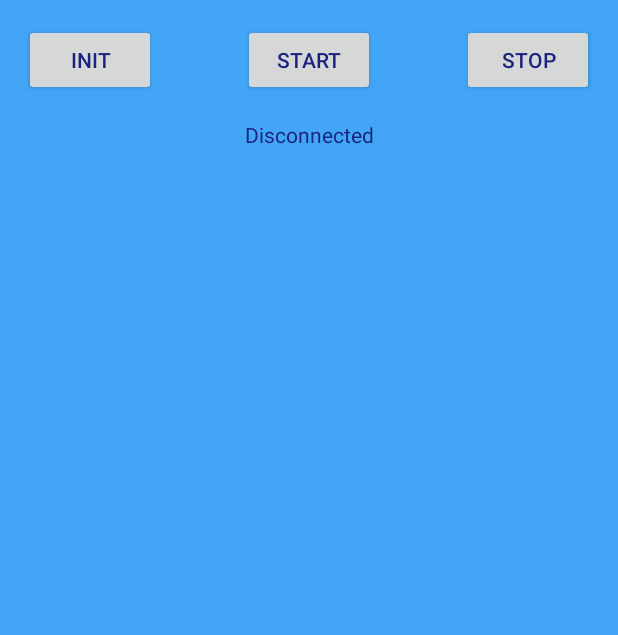
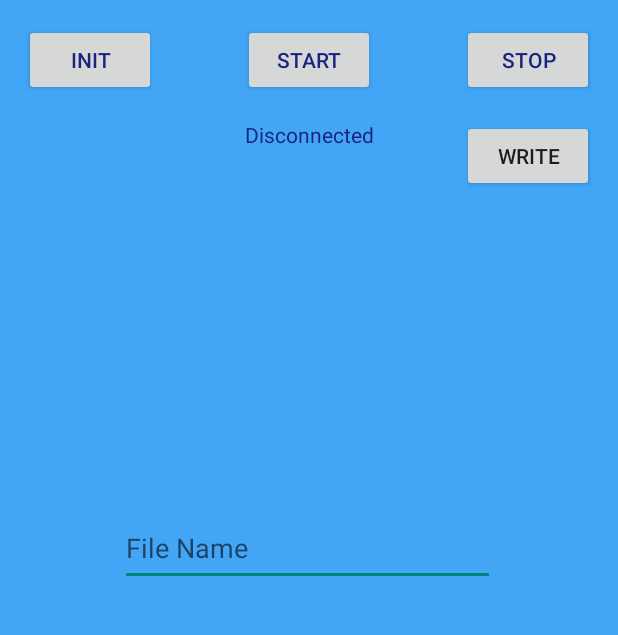
Before and after one commit to ibfleming/FSVT-Android-App, an Android app built with Jetpack Compose: the screen it shows after launch (Main), on a phone screen of 412 x 824 dp, the part 116-751 px from its top. Run offline under Robolectric (Android 15) with nearby library versions, the phone set to English and light mode, and no system bars.

Commit message:
Added CSV output functionality, tested on emulator, needs to be coupled with input data and tested on real world device

```diff
--- a/app/build.gradle.kts
+++ b/app/build.gradle.kts
@@ -52,6 +52,7 @@ android {
 dependencies {
 
     implementation("androidx.core:core-ktx:1.9.0")
+    implementation("org.apache.commons:commons-csv:1.5")
     implementation("androidx.lifecycle:lifecycle-runtime-ktx:2.6.2")
     implementation("androidx.activity:activity-compose:1.7.2")
     implementation(platform("androidx.compose:compose-bom:2023.03.00"))
--- a/app/src/main/java/me/example/fsvt/Main.kt
+++ b/app/src/main/java/me/example/fsvt/Main.kt
@@ -12,6 +12,7 @@ import android.location.LocationManager
 import android.os.Bundle
 import android.util.Log
 import android.widget.Button
+import android.widget.EditText
 import android.widget.TextView
 import androidx.activity.ComponentActivity
 import androidx.activity.result.contract.ActivityResultContracts
@@ -36,6 +37,8 @@ class Main : ComponentActivity() {
     private lateinit var bStart : Button
     private lateinit var tvStatus : TextView
     private lateinit var tvList : TextView
+    private lateinit var writeOut : Button
+    private lateinit var fileName : EditText
 
     // 2) Create Bluetooth Objects
     private lateinit var bleManager : BLEManager
@@ -71,6 +74,8 @@ class Main : ComponentActivity() {
         bStart = findViewById(R.id.StartButton)
         tvStatus = findViewById(R.id.BLE_STATUS)
         tvList = findViewById(R.id.BLE_LIST)
+        writeOut = findViewById(R.id.WriteButton)
+        fileName = findViewById(R.id.filename)
 
         // 4) Fetch B.T. Object References
         bluetoothAdapter = (getSystemService(Context.BLUETOOTH_SERVICE) as BluetoothManager).adapter
@@ -84,6 +89,12 @@ class Main : ComponentActivity() {
 
         bStart.setOnClickListener { _ ->
             startBLEScan()
+        }
+
+        // functions called when Write button is pressed
+        writeOut.setOnClickListener { _ ->
+            val name = fileName.text.toString()
+            CSVProcessing.outTest(dataList, name)
         }
     }
 
--- a/app/src/main/res/layout/main.xml
+++ b/app/src/main/res/layout/main.xml
@@ -56,6 +56,16 @@
         app:layout_constraintEnd_toEndOf="parent"
         app:layout_constraintTop_toBottomOf="@+id/AppTitle" />
 
+    <Button
+        android:id="@+id/WriteButton"
+        android:layout_width="wrap_content"
+        android:layout_height="wrap_content"
+        android:layout_marginTop="16dp"
+        android:layout_marginEnd="16dp"
+        android:text="@string/write_output"
+        app:layout_constraintEnd_toEndOf="parent"
+        app:layout_constraintTop_toBottomOf="@+id/StopButton" />
+
     <TextView
         android:id="@+id/BLE_STATUS"
         android:layout_width="wrap_content"
@@ -78,4 +88,25 @@
         app:layout_constraintEnd_toEndOf="parent"
         app:layout_constraintStart_toStartOf="parent"
         app:layout_constraintTop_toBottomOf="@+id/BLE_STATUS" />
+
+    <EditText
+        android:id="@+id/filename"
+        android:layout_width="250dp"
+        android:layout_height="50dp"
+        android:layout_marginStart="80dp"
+        android:layout_marginTop="32dp"
+        android:hint="@string/filename"
+        android:inputType="text"
+        app:layout_constraintBaseline_toTopOf="parent"
+        app:layout_constraintStart_toStartOf="parent"
+        app:layout_constraintTop_toBottomOf="@+id/BLE_LIST"/>
+
+    <androidx.constraintlayout.widget.Guideline
+        android:id="@+id/guideline"
+        android:layout_width="wrap_content"
+        android:layout_height="wrap_content"
+        android:orientation="vertical"
+        app:layout_constraintGuide_begin="20dp" />
+
+
 </androidx.constraintlayout.widget.ConstraintLayout>
--- a/app/src/main/res/values/strings.xml
+++ b/app/src/main/res/values/strings.xml
@@ -9,4 +9,6 @@
     <string name="copyright">© 2023 – 2023 https://github.com/ibfleming/FSVT-Android-App.git - All Rights Reserved.</string>
     <string name="ui_found_devices">Found Device(s):</string>
     <string name="ui_scanning_status">Scanning…</string>
+    <string name="write_output">Write</string>
+    <string name="filename">File Name</string>
 </resources>
```
Also changed, not shown: app/src/main/java/me/example/fsvt/CSVProcessing.kt (+167 -3 lines).
